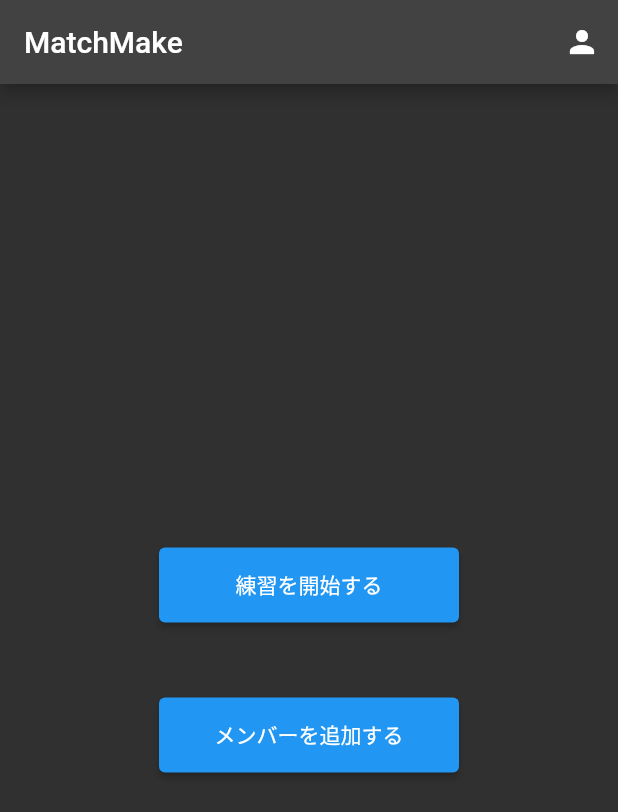
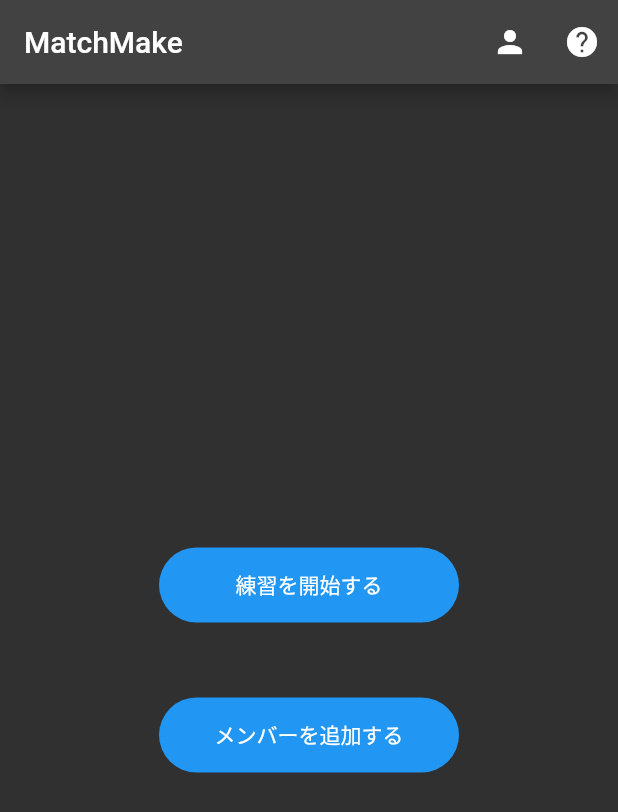
Before and after one commit to xinkent/Matchmake, a Flutter app: the screen it shows after launch, on a phone screen of 412 x 824 dp. Shown: the top 812 px of the screen. Run offline on Flutter 3.47's test engine with Material 2 defaults, Android fonts, the phone set to English and light mode, and no system bars; our stand-ins replace flutter_slidable, shared_preferences.

Commit message:
add help page

```diff
--- a/lib/screens/match_home.dart
+++ b/lib/screens/match_home.dart
@@ -6,6 +6,8 @@ import 'package:matchmake/screens/match_setting.dart';
 import 'package:matchmake/screens/member_list.dart';
 import 'package:matchmake/stores/member.dart';
 import 'package:matchmake/stores/playing_member.dart';
+
+import 'help.dart';
 
 class MatchHomePage extends StatefulWidget {
   const MatchHomePage({super.key});
@@ -49,6 +51,11 @@ class _MatchHomePageState extends State<MatchHomePage> {
             IconButton(
               icon: const Icon(Icons.history),
               onPressed: navigateToMatchHistoryPage,
+            ),
+          if (!_isStarted)
+            IconButton(
+              icon: const Icon(Icons.help),
+              onPressed: navigateToHelpPage,
             )
         ],
       ),
@@ -122,4 +129,9 @@ class _MatchHomePageState extends State<MatchHomePage> {
     );
     await Navigator.of(context).push(route);
   }
+
+  Future<void> navigateToHelpPage() async {
+    final route = MaterialPageRoute(builder: (context) => HelpPage());
+    await Navigator.of(context).push(route);
+  }
 }
--- a/lib/screens/match_not_started.dart
+++ b/lib/screens/match_not_started.dart
@@ -26,7 +26,7 @@ class MatchNotStartedPage extends StatelessWidget {
           SizedBox(
             width: 200,
             height: 50,
-            child: ElevatedButton(
+            child: FilledButton(
               onPressed: () => navigateToMatchSettingPage(context),
               child: const Text('練習を開始する'),
             ),
@@ -38,7 +38,7 @@ class MatchNotStartedPage extends StatelessWidget {
           SizedBox(
             width: 200,
             height: 50,
-            child: ElevatedButton(
+            child: FilledButton(
               onPressed: () => navigateToMemberListPage(),
               child: const Text('メンバーを追加する'),
             ),
```
Also changed, not shown: lib/screens/help.dart (added, +66 -0 lines).
